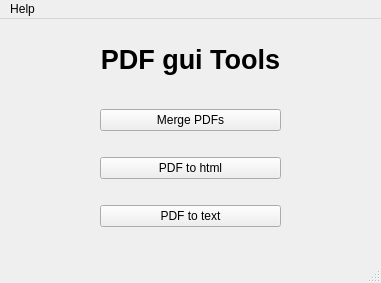
Qt form designer/pdfgui_tools.ui (TheWatcherMultiversal/pdfgui_tools) before a commit.
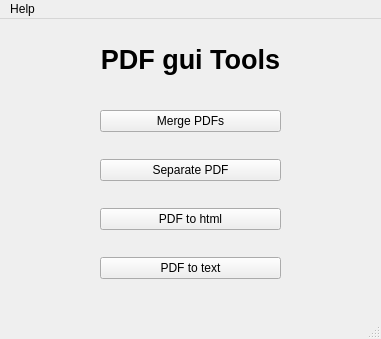
The same form after that commit. Icons and pictures are not drawn.

```diff
--- a/designer/pdfgui_tools.ui
+++ b/designer/pdfgui_tools.ui
@@ -7,19 +7,19 @@
     <x>0</x>
     <y>0</y>
     <width>381</width>
-    <height>283</height>
+    <height>339</height>
    </rect>
   </property>
   <property name="minimumSize">
    <size>
     <width>381</width>
-    <height>283</height>
+    <height>339</height>
    </size>
   </property>
   <property name="maximumSize">
    <size>
     <width>381</width>
-    <height>283</height>
+    <height>362</height>
    </size>
   </property>
   <property name="windowTitle">
@@ -62,7 +62,7 @@
       <x>100</x>
       <y>70</y>
       <width>181</width>
-      <height>161</height>
+      <height>211</height>
      </rect>
     </property>
     <layout class="QVBoxLayout" name="verticalLayout">
@@ -73,6 +73,13 @@
        </property>
       </widget>
      </item>
+     <item>
+      <widget class="QPushButton" name="pdfseparate_button">
+       <property name="text">
+        <string>Separate PDF</string>
+       </property>
+      </widget>
+     </item>
      <item>
       <widget class="QPushButton" name="pdftohtml_button">
        <property name="text">
```
Left out of the diff: 8 changed lines with no effect on the pictures.
